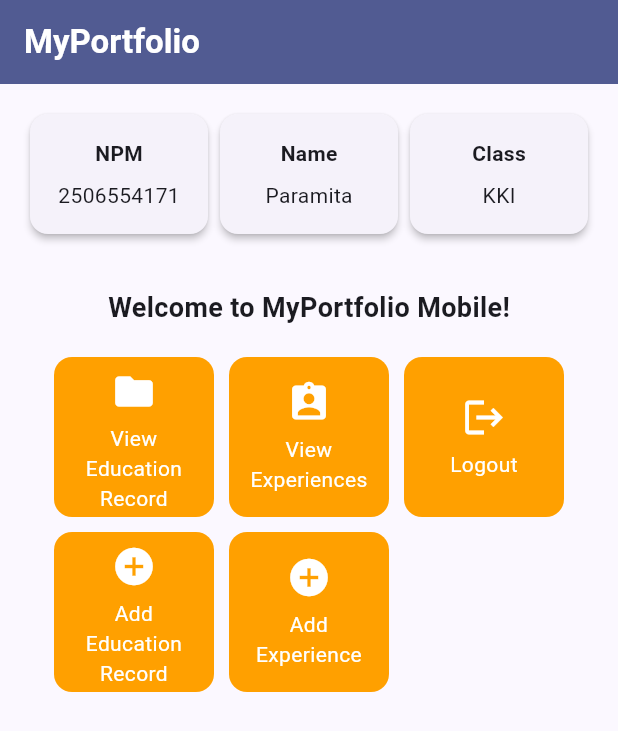
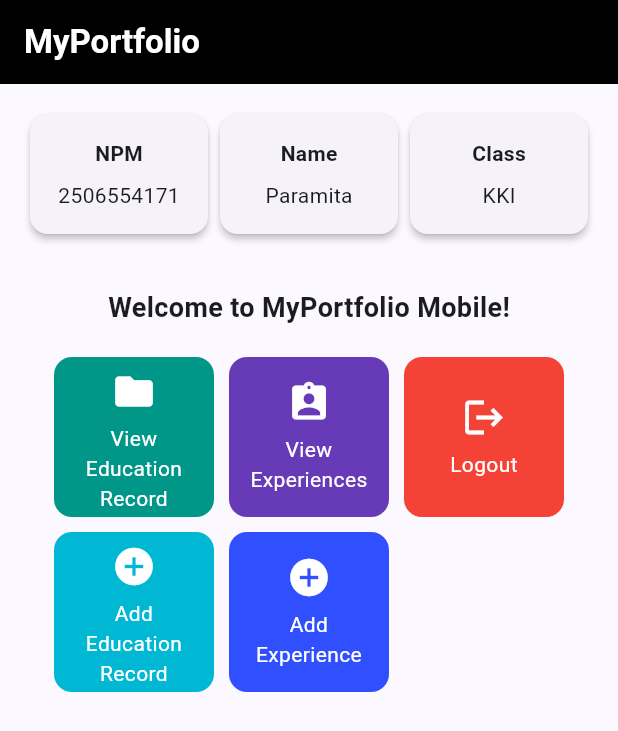
Before and after one commit to paramitasan/myportofolio_mobile, a Flutter app: the screen it shows after launch, on a phone screen of 412 x 824 dp. Shown: the top 731 px of the screen. Run offline on Flutter 3.47's test engine with Material 3 defaults, Android fonts, the phone set to English and light mode, and no system bars.

Commit message:
feat: change colors for buttons and appBar

```diff
--- a/lib/menu.dart
+++ b/lib/menu.dart
@@ -8,11 +8,11 @@ class MyHomePage extends StatelessWidget {
   final String kelas = "KKI";
 
   final List<ItemHomepage> items = [
-    ItemHomepage("View Education Record", Icons.folder),
-    ItemHomepage("View Experiences", Icons.assignment_ind),
-    ItemHomepage("Logout", Icons.logout),
-    ItemHomepage("Add Education Record", Icons.add_circle),
-    ItemHomepage("Add Experience", Icons.add_circle),
+    ItemHomepage("View Education Record", Icons.folder, Colors.teal.shade500),
+    ItemHomepage("View Experiences", Icons.assignment_ind, Colors.deepPurple.shade500),
+    ItemHomepage("Logout", Icons.logout, Colors.red.shade500),
+    ItemHomepage("Add Education Record", Icons.add_circle, Colors.cyanAccent.shade700),
+    ItemHomepage("Add Experience", Icons.add_circle, Colors.indigoAccent.shade700),
   ];
 
   @override
@@ -26,7 +26,7 @@ class MyHomePage extends StatelessWidget {
               fontWeight: FontWeight.bold,
           ),
         ),
-        backgroundColor: Theme.of(context).colorScheme.primary,
+        backgroundColor: Colors.black,
       ),
       body: SingleChildScrollView(
         child: Center(
@@ -93,8 +93,9 @@ class MyHomePage extends StatelessWidget {
 class ItemHomepage {
   final String name;
   final IconData icon;
+  final Color color;
 
-  ItemHomepage(this.name, this.icon);
+  ItemHomepage(this.name, this.icon, this.color);
 }
 
 class InfoCard extends StatelessWidget {
@@ -133,7 +134,7 @@ class ItemCard extends StatelessWidget {
   @override
   Widget build(BuildContext context) {
     return Material(
-      color: Theme.of(context).colorScheme.secondary,
+      color: item.color,
       borderRadius: BorderRadius.circular(12),
       child: InkWell(
         onTap: () {
```
